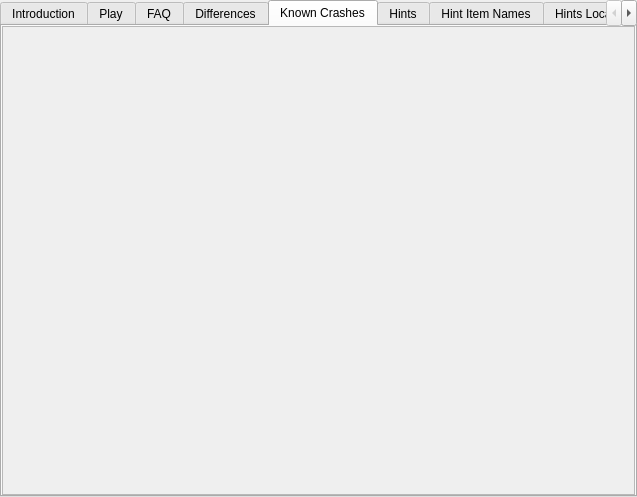
randovania/randovania, file randovania/gui/ui_files/games_tab_samusreturns_widget.ui: the form before one commit.
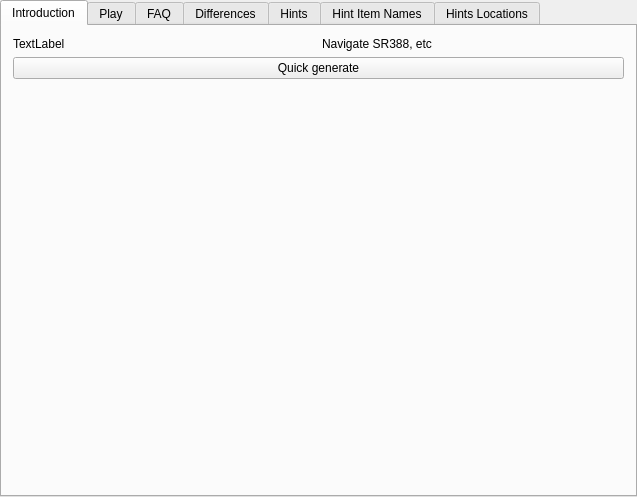
The form after the commit. The open tabs and pages were chosen to show the change. Custom widgets are drawn as their Qt base class.

```diff
--- a/randovania/gui/ui_files/games_tab_samusreturns_widget.ui
+++ b/randovania/gui/ui_files/games_tab_samusreturns_widget.ui
@@ -171,25 +171,6 @@
     </layout>
    </widget>
   </widget>
-  <widget class="QScrollArea" name="known_crashes_tab">
-   <property name="widgetResizable">
-    <bool>true</bool>
-   </property>
-   <attribute name="title">
-    <string>Known Crashes</string>
-   </attribute>
-   <widget class="QWidget" name="known_crashes_contents">
-    <property name="geometry">
-     <rect>
-      <x>0</x>
-      <y>0</y>
-      <width>631</width>
-      <height>468</height>
-     </rect>
-    </property>
-    <layout class="QVBoxLayout" name="known_crashes_layout"/>
-   </widget>
-  </widget>
   <widget class="QWidget" name="hints_tab">
    <attribute name="title">
     <string>Hints</string>
```
Left out of the diff: 6 changed lines with no effect on the pictures.
